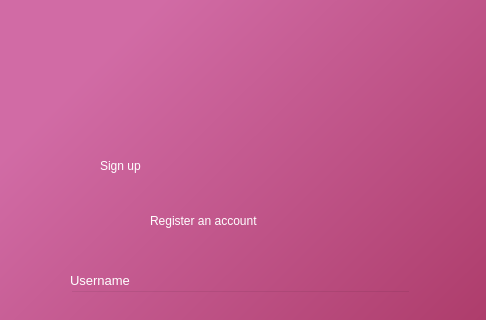
The window that createacc.ui (AnshulS853/Coursework_Prototype) describes before a commit, drawn with Qt 5; both pictures show x 0 to 486 and y 0 to 320 of the 486 by 800 pixel window.
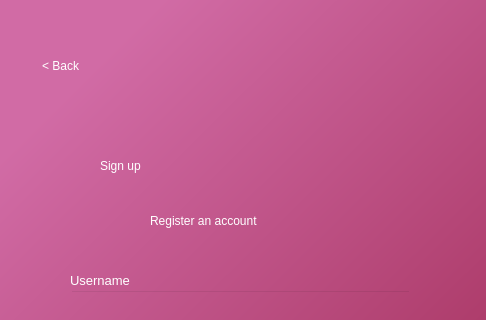
The same window after the commit.

```diff
--- a/createacc.ui
+++ b/createacc.ui
@@ -203,6 +203,23 @@
 font: 12pt &quot;MS Shell Dlg 2&quot;;</string>
     </property>
    </widget>
+   <widget class="QPushButton" name="goback">
+    <property name="geometry">
+     <rect>
+      <x>20</x>
+      <y>20</y>
+      <width>81</width>
+      <height>91</height>
+     </rect>
+    </property>
+    <property name="styleSheet">
+     <string notr="true">border-radius:20px;
+font: 14pt &quot;MS Shell Dlg 2&quot;; color:rgb(255, 255, 255)</string>
+    </property>
+    <property name="text">
+     <string>&lt; Back</string>
+    </property>
+   </widget>
   </widget>
  </widget>
  <resources/>
```
Left out of the diff: 7 changed lines with no effect on the pictures.
